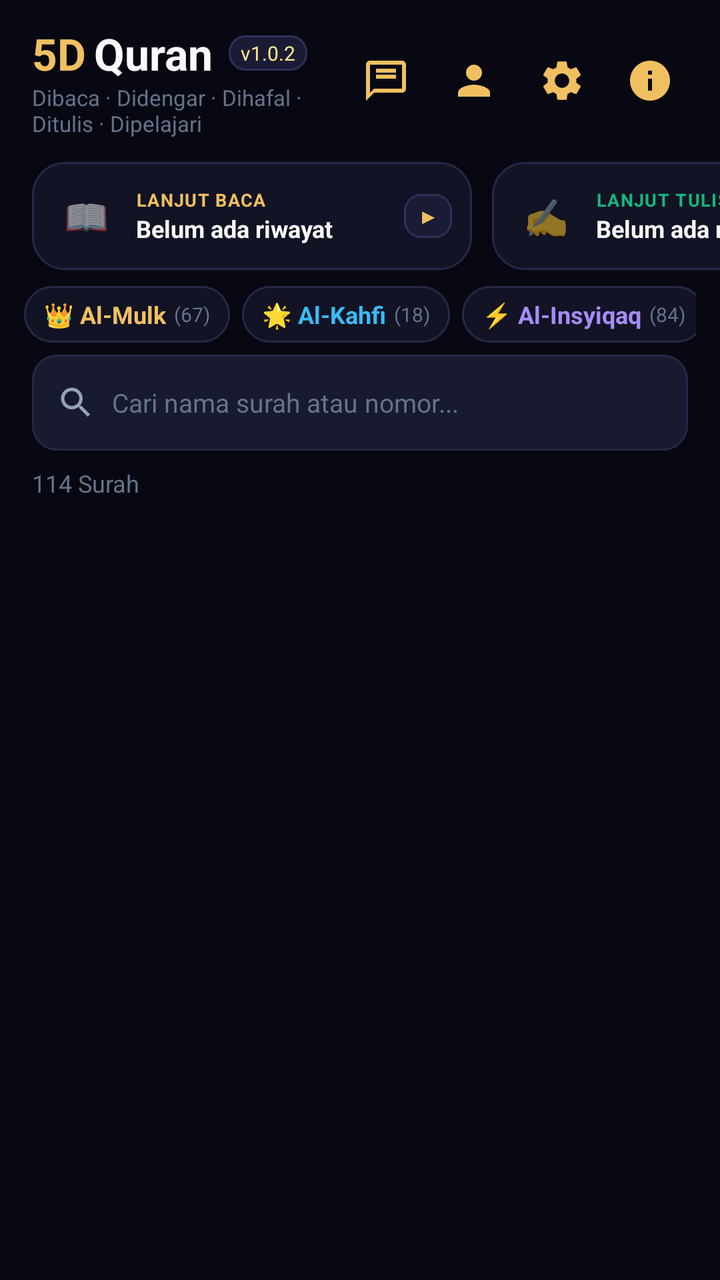
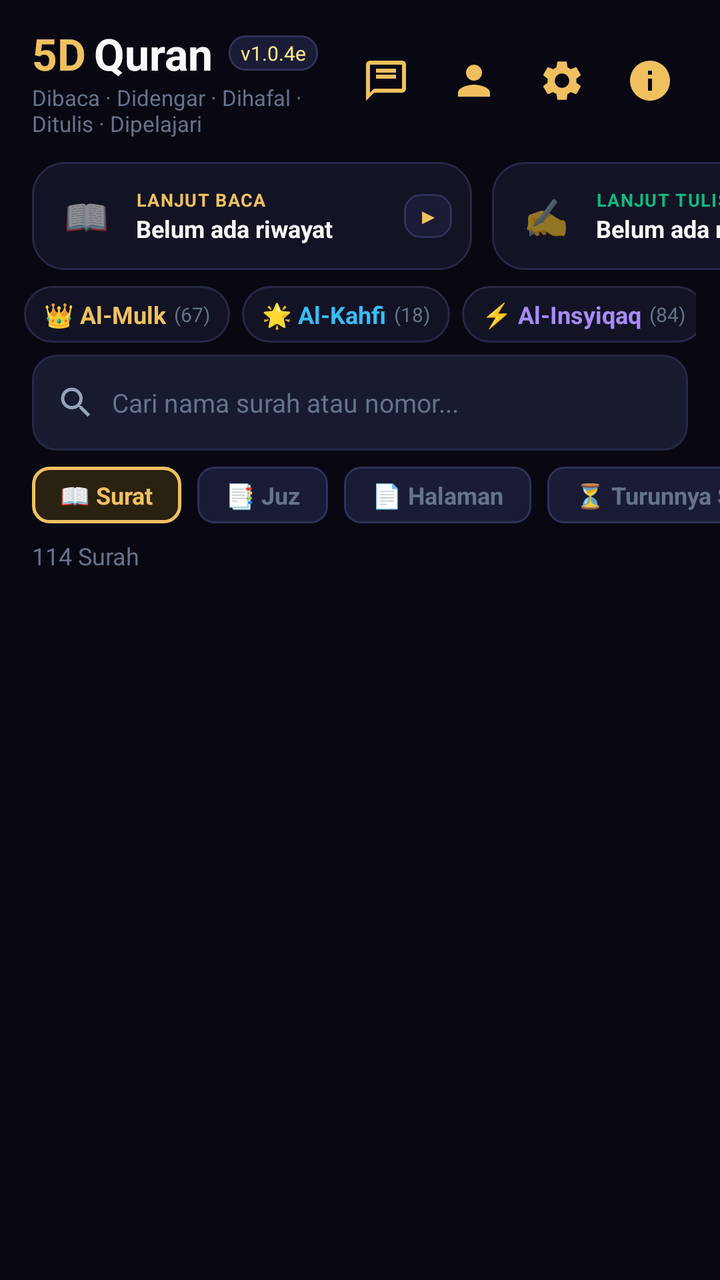

An Android layout rendered at two revisions. The XML below is the earlier revision; the diff shows what the commit changed to produce the second picture.
<!-- AndroidManifest.xml: activity theme AppTheme.NoActionBar -->
<!-- res/layout/activity_main.xml -->
<?xml version="1.0" encoding="utf-8"?>
<LinearLayout xmlns:android="http://schemas.android.com/apk/res/android"
    xmlns:app="http://schemas.android.com/apk/res-auto"
    xmlns:tools="http://schemas.android.com/tools"
    android:layout_width="match_parent"
    android:layout_height="match_parent"
    android:orientation="vertical"
    android:background="@color/bg_main">

    
    <LinearLayout
        android:layout_width="match_parent"
        android:layout_height="wrap_content"
        android:orientation="horizontal"
        android:gravity="center_vertical"
        android:paddingHorizontal="16dp"
        android:paddingTop="12dp"
        android:paddingBottom="8dp">

        <LinearLayout
            android:layout_width="0dp"
            android:layout_height="wrap_content"
            android:layout_weight="1"
            android:orientation="vertical">

            <LinearLayout
                android:layout_width="wrap_content"
                android:layout_height="wrap_content"
                android:orientation="horizontal"
                android:gravity="center_vertical">

                <TextView
                    android:layout_width="wrap_content"
                    android:layout_height="wrap_content"
                    android:text="5D"
                    android:textColor="@color/gold_primary"
                    android:textSize="22sp"
                    android:textStyle="bold" />

                <TextView
                    android:layout_width="wrap_content"
                    android:layout_height="wrap_content"
                    android:layout_marginStart="4dp"
                    android:text="Quran"
                    android:textColor="@color/text_primary"
                    android:textSize="22sp"
                    android:textStyle="bold" />

                <TextView
                    android:layout_width="wrap_content"
                    android:layout_height="wrap_content"
                    android:layout_marginStart="8dp"
                    android:background="@drawable/bg_chip_action"
                    android:paddingHorizontal="6dp"
                    android:paddingVertical="2dp"
                    android:text="v1.0.2"
                    android:textColor="@color/gold_light"
                    android:textSize="10sp" />
            </LinearLayout>

            <TextView
                android:layout_width="wrap_content"
                android:layout_height="wrap_content"
                android:text="Dibaca · Didengar · Dihafal · Ditulis · Dipelajari"
                android:textColor="@color/text_muted"
                android:textSize="11sp" />
        </LinearLayout>

        
        <ImageButton
            android:id="@+id/btn_chat_feedback"
            android:layout_width="38dp"
            android:layout_height="38dp"
            android:background="?attr/selectableItemBackgroundBorderless"
            android:src="@drawable/ic_chat"
            android:tint="@color/gold_primary"
            android:contentDescription="Chat &amp; Pelaporan Masukan"
            android:layout_marginEnd="6dp" />

        
        <ImageButton
            android:id="@+id/btn_profile"
            android:layout_width="38dp"
            android:layout_height="38dp"
            android:background="?attr/selectableItemBackgroundBorderless"
            android:src="@drawable/ic_person"
            android:contentDescription="Profil &amp; Kemajuan"
            android:layout_marginEnd="6dp" />

        
        <ImageButton
            android:id="@+id/btn_settings"
            android:layout_width="38dp"
            android:layout_height="38dp"
            android:background="?attr/selectableItemBackgroundBorderless"
            android:src="@drawable/ic_settings"
            android:contentDescription="Pengaturan"
            android:layout_marginEnd="6dp" />

        
        <ImageButton
            android:id="@+id/btn_about"
            android:layout_width="38dp"
            android:layout_height="38dp"
            android:background="?attr/selectableItemBackgroundBorderless"
            android:src="@drawable/ic_info"
            android:contentDescription="Tentang Aplikasi" />
    </LinearLayout>

    
    <LinearLayout
        android:layout_width="match_parent"
        android:layout_height="wrap_content"
        android:orientation="vertical">

        
        <HorizontalScrollView
            android:layout_width="match_parent"
            android:layout_height="wrap_content"
            android:scrollbars="none"
            android:clipToPadding="false"
            android:paddingHorizontal="16dp"
            android:layout_marginTop="4dp"
            android:layout_marginBottom="8dp">

            <LinearLayout
                android:layout_width="wrap_content"
                android:layout_height="wrap_content"
                android:orientation="horizontal">

                
                <LinearLayout
                    android:id="@+id/card_last_read"
                    android:layout_width="220dp"
                    android:layout_height="wrap_content"
                    android:layout_marginEnd="10dp"
                    android:background="@drawable/bg_card_surah"
                    android:orientation="horizontal"
                    android:gravity="center_vertical"
                    android:padding="10dp">

                    <TextView
                        android:layout_width="34dp"
                        android:layout_height="34dp"
                        android:gravity="center"
                        android:text="📖"
                        android:textSize="18sp" />

                    <LinearLayout
                        android:layout_width="0dp"
                        android:layout_height="wrap_content"
                        android:layout_weight="1"
                        android:layout_marginStart="8dp"
                        android:layout_marginEnd="4dp"
                        android:orientation="vertical">

                        <TextView
                            android:layout_width="wrap_content"
                            android:layout_height="wrap_content"
                            android:text="LANJUT BACA"
                            android:textColor="@color/gold_primary"
                            android:textSize="9sp"
                            android:textStyle="bold"
                            android:letterSpacing="0.05" />

                        <TextView
                            android:id="@+id/tv_last_read_surah"
                            android:layout_width="wrap_content"
                            android:layout_height="wrap_content"
                            android:text="Belum ada riwayat"
                            android:textColor="@color/text_primary"
                            android:textSize="12sp"
                            android:maxLines="1"
                            android:ellipsize="end"
                            android:textStyle="bold" />
                    </LinearLayout>

                    <TextView
                        android:layout_width="wrap_content"
                        android:layout_height="wrap_content"
                        android:background="@drawable/bg_chip_action"
                        android:paddingHorizontal="7dp"
                        android:paddingVertical="4dp"
                        android:text="▶"
                        android:textColor="@color/gold_primary"
                        android:textSize="10sp"
                        android:textStyle="bold" />
                </LinearLayout>

                
                <LinearLayout
                    android:id="@+id/card_last_tulis"
                    android:layout_width="220dp"
                    android:layout_height="wrap_content"
                    android:layout_marginEnd="10dp"
                    android:background="@drawable/bg_card_surah"
                    android:orientation="horizontal"
                    android:gravity="center_vertical"
                    android:padding="10dp">

                    <TextView
                        android:layout_width="34dp"
                        android:layout_height="34dp"
                        android:gravity="center"
                        android:text="✍️"
                        android:textSize="18sp" />

                    <LinearLayout
                        android:layout_width="0dp"
                        android:layout_height="wrap_content"
                        android:layout_weight="1"
                        android:layout_marginStart="8dp"
                        android:layout_marginEnd="4dp"
                        android:orientation="vertical">

                        <TextView
                            android:layout_width="wrap_content"
                            android:layout_height="wrap_content"
                            android:text="LANJUT TULIS"
                            android:textColor="@color/emerald"
                            android:textSize="9sp"
                            android:textStyle="bold"
                            android:letterSpacing="0.05" />

                        <TextView
                            android:id="@+id/tv_last_tulis_surah"
                            android:layout_width="wrap_content"
                            android:layout_height="wrap_content"
                            android:text="Belum ada riwayat"
                            android:textColor="@color/text_primary"
                            android:textSize="12sp"
                            android:maxLines="1"
                            android:ellipsize="end"
                            android:textStyle="bold" />
                    </LinearLayout>

                    <TextView
                        android:layout_width="wrap_content"
                        android:layout_height="wrap_content"
                        android:background="@drawable/bg_chip_action"
                        android:paddingHorizontal="7dp"
                        android:paddingVertical="4dp"
                        android:text="▶"
                        android:textColor="@color/emerald"
                        android:textSize="10sp"
                        android:textStyle="bold" />
                </LinearLayout>

                
                <LinearLayout
                    android:id="@+id/card_last_hafalan"
                    android:layout_width="220dp"
                    android:layout_height="wrap_content"
                    android:background="@drawable/bg_card_surah"
                    android:orientation="horizontal"
                    android:gravity="center_vertical"
                    android:padding="10dp">

                    <TextView
                        android:layout_width="34dp"
                        android:layout_height="34dp"
                        android:gravity="center"
                        android:text="🎤"
                        android:textSize="18sp" />

                    <LinearLayout
                        android:layout_width="0dp"
                        android:layout_height="wrap_content"
                        android:layout_weight="1"
                        android:layout_marginStart="8dp"
                        android:layout_marginEnd="4dp"
                        android:orientation="vertical">

                        <TextView
                            android:layout_width="wrap_content"
                            android:layout_height="wrap_content"
                            android:text="LANJUT HAFALAN"
                            android:textColor="@color/gold_light"
                            android:textSize="9sp"
                            android:textStyle="bold"
                            android:letterSpacing="0.05" />

                        <TextView
                            android:id="@+id/tv_last_hafalan_surah"
                            android:layout_width="wrap_content"
                            android:layout_height="wrap_content"
                            android:text="Belum ada riwayat"
                            android:textColor="@color/text_primary"
                            android:textSize="12sp"
                            android:maxLines="1"
                            android:ellipsize="end"
                            android:textStyle="bold" />
                    </LinearLayout>

                    <TextView
                        android:layout_width="wrap_content"
                        android:layout_height="wrap_content"
                        android:background="@drawable/bg_chip_action"
                        android:paddingHorizontal="7dp"
                        android:paddingVertical="4dp"
                        android:text="▶"
                        android:textColor="@color/gold_light"
                        android:textSize="10sp"
                        android:textStyle="bold" />
                </LinearLayout>

            </LinearLayout>
        </HorizontalScrollView>

        
        <HorizontalScrollView
            android:layout_width="match_parent"
            android:layout_height="wrap_content"
            android:scrollbars="none"
            android:paddingHorizontal="12dp"
            android:paddingBottom="6dp">

            <LinearLayout
                android:layout_width="wrap_content"
                android:layout_height="wrap_content"
                android:orientation="horizontal">

                
                <LinearLayout
                    android:id="@+id/fav_al_mulk"
                    android:layout_width="wrap_content"
                    android:layout_height="wrap_content"
                    android:background="@drawable/bg_card_surah"
                    android:orientation="horizontal"
                    android:gravity="center_vertical"
                    android:paddingHorizontal="10dp"
                    android:paddingVertical="6dp"
                    android:layout_marginEnd="6dp">
                    <TextView
                        android:layout_width="wrap_content"
                        android:layout_height="wrap_content"
                        android:text="👑 Al-Mulk"
                        android:textColor="@color/gold_primary"
                        android:textSize="12sp"
                        android:textStyle="bold" />
                    <TextView
                        android:layout_width="wrap_content"
                        android:layout_height="wrap_content"
                        android:layout_marginStart="4dp"
                        android:text="(67)"
                        android:textColor="@color/text_muted"
                        android:textSize="10sp" />
                </LinearLayout>

                
                <LinearLayout
                    android:id="@+id/fav_al_kahf"
                    android:layout_width="wrap_content"
                    android:layout_height="wrap_content"
                    android:background="@drawable/bg_card_surah"
                    android:orientation="horizontal"
                    android:gravity="center_vertical"
                    android:paddingHorizontal="10dp"
                    android:paddingVertical="6dp"
                    android:layout_marginEnd="6dp">
                    <TextView
                        android:layout_width="wrap_content"
                        android:layout_height="wrap_content"
                        android:text="🌟 Al-Kahfi"
                        android:textColor="@color/cyan_accent"
                        android:textSize="12sp"
                        android:textStyle="bold" />
                    <TextView
                        android:layout_width="wrap_content"
                        android:layout_height="wrap_content"
                        android:layout_marginStart="4dp"
                        android:text="(18)"
                        android:textColor="@color/text_muted"
                        android:textSize="10sp" />
                </LinearLayout>

                
                <LinearLayout
                    android:id="@+id/fav_al_insyiqaq"
                    android:layout_width="wrap_content"
                    android:layout_height="wrap_content"
                    android:background="@drawable/bg_card_surah"
                    android:orientation="horizontal"
                    android:gravity="center_vertical"
                    android:paddingHorizontal="10dp"
                    android:paddingVertical="6dp"
                    android:layout_marginEnd="6dp">
                    <TextView
                        android:layout_width="wrap_content"
                        android:layout_height="wrap_content"
                        android:text="⚡ Al-Insyiqaq"
                        android:textColor="@color/purple_accent"
                        android:textSize="12sp"
                        android:textStyle="bold" />
                    <TextView
                        android:layout_width="wrap_content"
                        android:layout_height="wrap_content"
                        android:layout_marginStart="4dp"
                        android:text="(84)"
                        android:textColor="@color/text_muted"
                        android:textSize="10sp" />
                </LinearLayout>

                
                <LinearLayout
                    android:id="@+id/fav_yasin"
                    android:layout_width="wrap_content"
                    android:layout_height="wrap_content"
                    android:background="@drawable/bg_card_surah"
                    android:orientation="horizontal"
                    android:gravity="center_vertical"
                    android:paddingHorizontal="10dp"
                    android:paddingVertical="6dp"
                    android:layout_marginEnd="6dp">
                    <TextView
                        android:layout_width="wrap_content"
                        android:layout_height="wrap_content"
                        android:text="📖 Yasin"
                        android:textColor="@color/emerald"
                        android:textSize="12sp"
                        android:textStyle="bold" />
                    <TextView
                        android:layout_width="wrap_content"
                        android:layout_height="wrap_content"
                        android:layout_marginStart="4dp"
                        android:text="(36)"
                        android:textColor="@color/text_muted"
                        android:textSize="10sp" />
                </LinearLayout>

                
                <LinearLayout
                    android:id="@+id/fav_ar_rahman"
                    android:layout_width="wrap_content"
                    android:layout_height="wrap_content"
                    android:background="@drawable/bg_card_surah"
                    android:orientation="horizontal"
                    android:gravity="center_vertical"
                    android:paddingHorizontal="10dp"
                    android:paddingVertical="6dp">
                    <TextView
                        android:layout_width="wrap_content"
                        android:layout_height="wrap_content"
                        android:text="🌸 Ar-Rahman"
                        android:textColor="@color/gold_light"
                        android:textSize="12sp"
                        android:textStyle="bold" />
                    <TextView
                        android:layout_width="wrap_content"
                        android:layout_height="wrap_content"
                        android:layout_marginStart="4dp"
                        android:text="(55)"
                        android:textColor="@color/text_muted"
                        android:textSize="10sp" />
                </LinearLayout>

            </LinearLayout>
        </HorizontalScrollView>

    </LinearLayout>

    
    <LinearLayout
        android:layout_width="match_parent"
        android:layout_height="wrap_content"
        android:layout_marginHorizontal="16dp"
        android:layout_marginBottom="8dp"
        android:background="@drawable/bg_search_input"
        android:gravity="center_vertical"
        android:paddingHorizontal="12dp"
        android:paddingVertical="4dp">

        <ImageView
            android:layout_width="20dp"
            android:layout_height="20dp"
            android:src="@drawable/ic_search"
            android:contentDescription="Cari" />

        <EditText
            android:id="@+id/et_search"
            android:layout_width="0dp"
            android:layout_height="40dp"
            android:layout_weight="1"
            android:layout_marginStart="8dp"
            android:background="@null"
            android:hint="@string/search_hint"
            android:textColorHint="@color/text_muted"
            android:textColor="@color/text_primary"
            android:textSize="13sp"
            android:inputType="text"
            android:maxLines="1" />

        <ImageButton
            android:id="@+id/btn_clear_search"
            android:layout_width="32dp"
            android:layout_height="32dp"
            android:background="?attr/selectableItemBackgroundBorderless"
            android:src="@android:drawable/ic_menu_close_clear_cancel"
            android:visibility="gone"
            android:contentDescription="Hapus" />
    </LinearLayout>

    
    <LinearLayout
        android:layout_width="match_parent"
        android:layout_height="wrap_content"
        android:orientation="horizontal"
        android:gravity="center_vertical"
        android:paddingHorizontal="16dp"
        android:paddingBottom="8dp">

        <TextView
            android:id="@+id/tv_count"
            android:layout_width="match_parent"
            android:layout_height="wrap_content"
            android:text="114 Surah"
            android:textColor="@color/text_muted"
            android:textSize="12sp" />

        
        <TextView android:id="@+id/filter_all" android:layout_width="0dp" android:layout_height="0dp" android:visibility="gone" />
        <TextView android:id="@+id/filter_makkiyah" android:layout_width="0dp" android:layout_height="0dp" android:visibility="gone" />
        <TextView android:id="@+id/filter_madaniyah" android:layout_width="0dp" android:layout_height="0dp" android:visibility="gone" />
    </LinearLayout>

    
    <androidx.recyclerview.widget.RecyclerView
        android:id="@+id/rv_surahs"
        android:layout_width="match_parent"
        android:layout_height="0dp"
        android:layout_weight="1"
        android:clipToPadding="false"
        android:paddingBottom="16dp" />

</LinearLayout>
<!-- resources referenced by this layout -->
<resources>
  <color name="bg_main">#080812</color>
  <color name="cyan_accent">#38BDF8</color>
  <color name="emerald">#10B981</color>
  <color name="gold_light">#FDE68A</color>
  <color name="gold_primary">#F0C060</color>
  <color name="purple_accent">#A78BFA</color>
  <color name="text_muted">#64748B</color>
  <color name="text_primary">#F8FAFC</color>
  <!-- drawable bg_card_surah (drawable) -->
  <?xml version="1.0" encoding="utf-8"?>
  <shape xmlns:android="http://schemas.android.com/apk/res/android"
      android:shape="rectangle">
      <solid android:color="@color/bg_card" />
      <corners android:radius="16dp" />
      <stroke android:width="1dp" android:color="@color/border_color" />
  </shape>
  <!-- drawable bg_chip_action (drawable) -->
  <?xml version="1.0" encoding="utf-8"?>
  <shape xmlns:android="http://schemas.android.com/apk/res/android"
      android:shape="rectangle">
      <solid android:color="#1A1C36" />
      <corners android:radius="8dp" />
      <stroke android:width="1dp" android:color="#2E3159" />
  </shape>
  <!-- drawable bg_search_input (drawable) -->
  <?xml version="1.0" encoding="utf-8"?>
  <shape xmlns:android="http://schemas.android.com/apk/res/android"
      android:shape="rectangle">
      <solid android:color="@color/bg_input" />
      <corners android:radius="12dp" />
      <stroke android:width="1dp" android:color="@color/border_color" />
  </shape>
  <!-- drawable ic_chat (drawable) -->
  <vector xmlns:android="http://schemas.android.com/apk/res/android"
      android:width="24dp"
      android:height="24dp"
      android:viewportWidth="24"
      android:viewportHeight="24">
    <path
        android:fillColor="#FFFFFF"
        android:pathData="M20,2H4C2.9,2 2,2.9 2,4v18l4,-4h14c1.1,0 2,-0.9 2,-2V4C22,2.9 21.1,2 20,2zM20,16H6l-2,2V4h16V16zM7,9h10v2H7V9zm0,-3h10v2H7V6z"/>
  </vector>
  <!-- drawable ic_info (drawable) -->
  <vector xmlns:android="http://schemas.android.com/apk/res/android"
      android:width="24dp"
      android:height="24dp"
      android:viewportWidth="24"
      android:viewportHeight="24">
    <path
        android:fillColor="@color/gold_primary"
        android:pathData="M12,2C6.48,2 2,6.48 2,12s4.48,10 10,10 10,-4.48 10,-10S17.52,2 12,2zm1,15h-2v-6h2v6zm0,-8h-2V7h2v2z"/>
  </vector>
  <!-- drawable ic_person (drawable) -->
  <vector xmlns:android="http://schemas.android.com/apk/res/android"
      android:width="24dp"
      android:height="24dp"
      android:viewportWidth="24"
      android:viewportHeight="24">
    <path
        android:fillColor="@color/gold_primary"
        android:pathData="M12,12c2.21,0 4,-1.79 4,-4s-1.79,-4 -4,-4 -4,1.79 -4,4 1.79,4 4,4zM12,14c-2.67,0 -8,1.34 -8,4v2h16v-2c0,-2.66 -5.33,-4 -8,-4z"/>
  </vector>
  <string name="search_hint">Cari nama surah atau nomor...</string>
  <style name="AppTheme.NoActionBar" parent="AppTheme">
          <item name="windowActionBar">false</item>
          <item name="windowNoTitle">true</item>
      </style>
  <color name="bg_card">#121324</color>
  <color name="border_color">#262847</color>
  <color name="bg_input">#181a30</color>
  <color name="text_secondary">#94A3B8</color>
  <style name="AppTheme" parent="Theme.MaterialComponents.DayNight.NoActionBar">
          <item name="colorPrimary">@color/gold_primary</item>
          <item name="colorPrimaryDark">@color/bg_main</item>
          <item name="colorAccent">@color/gold_primary</item>
          <item name="android:windowBackground">@color/bg_main</item>
          <item name="android:statusBarColor">@color/bg_main</item>
          <item name="android:navigationBarColor">@color/bg_main</item>
      </style>
  <!-- unchanged entries left out for length: 2 -->
</resources>

<!-- the commit's change to res/layout/activity_main.xml (unified diff, before → after) -->
@@ -53,7 +53,7 @@
                     android:background="@drawable/bg_chip_action"
                     android:paddingHorizontal="6dp"
                     android:paddingVertical="2dp"
-                    android:text="v1.0.2"
+                    android:text="v1.0.4e"
                     android:textColor="@color/gold_light"
                     android:textSize="10sp" />
             </LinearLayout>
@@ -501,6 +501,78 @@
     </LinearLayout>
 
     
+    <HorizontalScrollView
+        android:layout_width="match_parent"
+        android:layout_height="wrap_content"
+        android:scrollbars="none"
+        android:clipToPadding="false"
+        android:paddingHorizontal="16dp"
+        android:layout_marginBottom="8dp">
+
+        <LinearLayout
+            android:layout_width="wrap_content"
+            android:layout_height="wrap_content"
+            android:orientation="horizontal">
+
+            
+            <TextView
+                android:id="@+id/tab_order_surah"
+                android:layout_width="wrap_content"
+                android:layout_height="wrap_content"
+                android:background="@drawable/bg_chip_tab_active"
+                android:paddingHorizontal="14dp"
+                android:paddingVertical="6dp"
+                android:text="📖 Surat"
+                android:textColor="@color/gold_primary"
+                android:textSize="12sp"
+                android:textStyle="bold"
+                android:layout_marginEnd="8dp" />
+
+            
+            <TextView
+                android:id="@+id/tab_order_juz"
+                android:layout_width="wrap_content"
+                android:layout_height="wrap_content"
+                android:background="@drawable/bg_chip_action"
+                android:paddingHorizontal="14dp"
+                android:paddingVertical="6dp"
+                android:text="📑 Juz"
+                android:textColor="@color/text_muted"
+                android:textSize="12sp"
+                android:textStyle="bold"
+                android:layout_marginEnd="8dp" />
+
+            
+            <TextView
+                android:id="@+id/tab_order_page"
+                android:layout_width="wrap_content"
+                android:layout_height="wrap_content"
+                android:background="@drawable/bg_chip_action"
+                android:paddingHorizontal="14dp"
+                android:paddingVertical="6dp"
+                android:text="📄 Halaman"
+                android:textColor="@color/text_muted"
+                android:textSize="12sp"
+                android:textStyle="bold"
+                android:layout_marginEnd="8dp" />
+
+            
+            <TextView
+                android:id="@+id/tab_order_turun"
+                android:layout_width="wrap_content"
+                android:layout_height="wrap_content"
+                android:background="@drawable/bg_chip_action"
+                android:paddingHorizontal="14dp"
+                android:paddingVertical="6dp"
+                android:text="⏳ Turunnya Surat"
+                android:textColor="@color/text_muted"
+                android:textSize="12sp"
+                android:textStyle="bold" />
+
+        </LinearLayout>
+    </HorizontalScrollView>
+
+    
     <LinearLayout
         android:layout_width="match_parent"
         android:layout_height="wrap_content"
<!-- resource entries referenced after the edit -->
@@ -23,6 +23,14 @@
       <solid android:color="#1A1C36" />
       <corners android:radius="8dp" />
       <stroke android:width="1dp" android:color="#2E3159" />
+  </shape>
+  <!-- drawable bg_chip_tab_active (drawable) -->
+  <?xml version="1.0" encoding="utf-8"?>
+  <shape xmlns:android="http://schemas.android.com/apk/res/android"
+      android:shape="rectangle">
+      <solid android:color="#2A2210" />
+      <corners android:radius="8dp" />
+      <stroke android:width="1.5dp" android:color="#F0C060" />
   </shape>
   <!-- drawable bg_search_input (drawable) -->
   <?xml version="1.0" encoding="utf-8"?>
